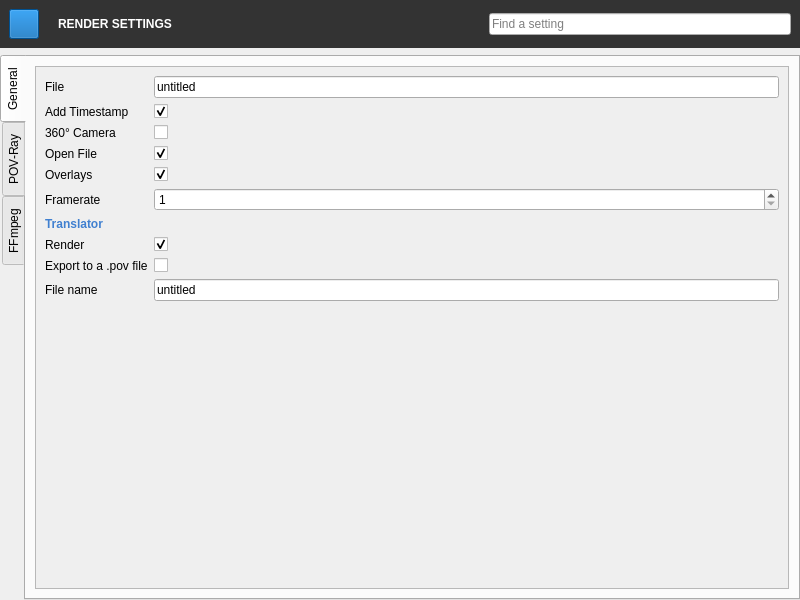
Michalaq/ChromosomeVisualizer, file QChromosome/rendersettings.ui: the form before one commit.
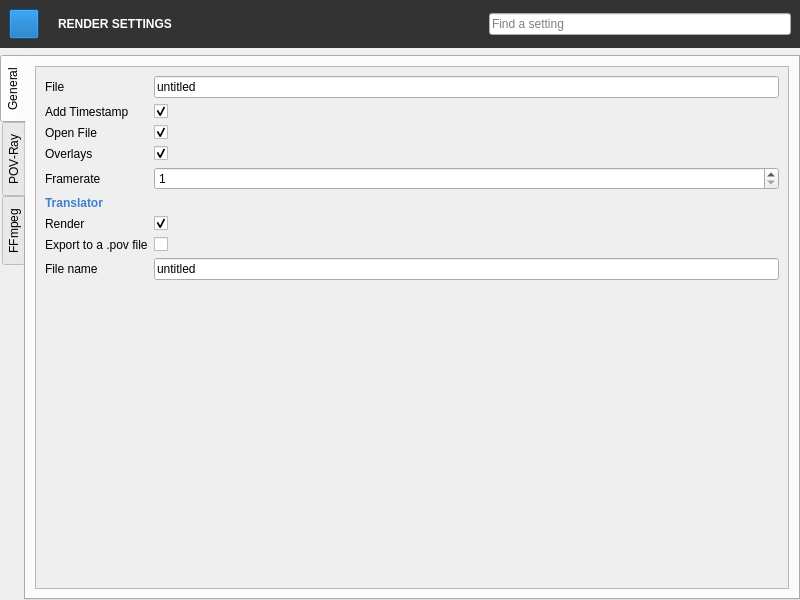
The form after the commit. Icons and pictures are not drawn. Custom widgets are drawn as their Qt base class.

Commit message: Now 360 is a setting of particular camera, not a global one

Patch:
```diff
--- a/QChromosome/rendersettings.ui
+++ b/QChromosome/rendersettings.ui
@@ -426,6 +426,50 @@
             </rect>
            </property>
            <layout class="QGridLayout" name="gridLayout_4">
+            <item row="7" column="1">
+             <widget class="QCheckBox" name="checkBox_3"/>
+            </item>
+            <item row="6" column="1">
+             <widget class="QCheckBox" name="checkBox_2">
+              <property name="checked">
+               <bool>true</bool>
+              </property>
+             </widget>
+            </item>
+            <item row="7" column="0">
+             <widget class="QLabel" name="label_33">
+              <property name="text">
+               <string>Export to a .pov file</string>
+              </property>
+             </widget>
+            </item>
+            <item row="8" column="0">
+             <widget class="QLabel" name="label_31">
+              <property name="text">
+               <string>File name</string>
+              </property>
+             </widget>
+            </item>
+            <item row="8" column="1">
+             <widget class="FileEdit" name="lineEdit_3">
+              <property name="text">
+               <string>untitled</string>
+              </property>
+             </widget>
+            </item>
+            <item row="9" column="0">
+             <spacer name="verticalSpacer_2">
+              <property name="orientation">
+               <enum>Qt::Vertical</enum>
+              </property>
+              <property name="sizeHint" stdset="0">
+               <size>
+                <width>20</width>
+                <height>40</height>
+               </size>
+              </property>
+             </spacer>
+            </item>
             <item row="0" column="0">
              <widget class="QLabel" name="label_4">
               <property name="text">
@@ -458,27 +502,13 @@
              </widget>
             </item>
             <item row="2" column="0">
-             <widget class="QLabel" name="label_24">
-              <property name="text">
-               <string>360° Camera</string>
-              </property>
-             </widget>
-            </item>
-            <item row="2" column="1">
-             <widget class="QCheckBox" name="cam360CheckBox">
-              <property name="text">
-               <string/>
-              </property>
-             </widget>
-            </item>
-            <item row="3" column="0">
              <widget class="QLabel" name="label_25">
               <property name="text">
                <string>Open File</string>
               </property>
              </widget>
             </item>
-            <item row="3" column="1">
+            <item row="2" column="1">
              <widget class="QCheckBox" name="openFileCheckBox">
               <property name="text">
                <string/>
@@ -488,28 +518,28 @@
               </property>
              </widget>
             </item>
-            <item row="4" column="0">
+            <item row="3" column="0">
              <widget class="QLabel" name="label_27">
               <property name="text">
                <string>Overlays</string>
               </property>
              </widget>
             </item>
-            <item row="4" column="1">
+            <item row="3" column="1">
              <widget class="QCheckBox" name="checkBox_4">
               <property name="checked">
                <bool>true</bool>
               </property>
              </widget>
             </item>
-            <item row="5" column="0">
+            <item row="4" column="0">
              <widget class="QLabel" name="label_26">
               <property name="text">
                <string>Framerate</string>
               </property>
              </widget>
             </item>
-            <item row="5" column="1">
+            <item row="4" column="1">
              <widget class="QSpinBox" name="spinBox">
               <property name="minimum">
                <number>1</number>
@@ -519,7 +549,7 @@
               </property>
              </widget>
             </item>
-            <item row="6" column="0" colspan="2">
+            <item row="5" column="0" colspan="2">
              <widget class="QLabel" name="label_30">
               <property name="styleSheet">
                <string notr="true">	font: bold;
@@ -534,57 +564,13 @@
               </property>
              </widget>
             </item>
-            <item row="7" column="0">
+            <item row="6" column="0">
              <widget class="QLabel" name="label_32">
               <property name="text">
                <string>Render</string>
               </property>
              </widget>
             </item>
-            <item row="7" column="1">
-             <widget class="QCheckBox" name="checkBox_2">
-              <property name="checked">
-               <bool>true</bool>
-              </property>
-             </widget>
-            </item>
-            <item row="8" column="0">
-             <widget class="QLabel" name="label_33">
-              <property name="text">
-               <string>Export to a .pov file</string>
-              </property>
-             </widget>
-            </item>
-            <item row="8" column="1">
-             <widget class="QCheckBox" name="checkBox_3"/>
-            </item>
-            <item row="9" column="0">
-             <widget class="QLabel" name="label_31">
-              <property name="text">
-               <string>File name</string>
-              </property>
-             </widget>
-            </item>
-            <item row="9" column="1">
-             <widget class="FileEdit" name="lineEdit_3">
-              <property name="text">
-               <string>untitled</string>
-              </property>
-             </widget>
-            </item>
-            <item row="10" column="0">
-             <spacer name="verticalSpacer_2">
-              <property name="orientation">
-               <enum>Qt::Vertical</enum>
-              </property>
-              <property name="sizeHint" stdset="0">
-               <size>
-                <width>20</width>
-                <height>40</height>
-               </size>
-              </property>
-             </spacer>
-            </item>
            </layout>
           </widget>
          </widget>
```
The commit also changes 5 other files.
